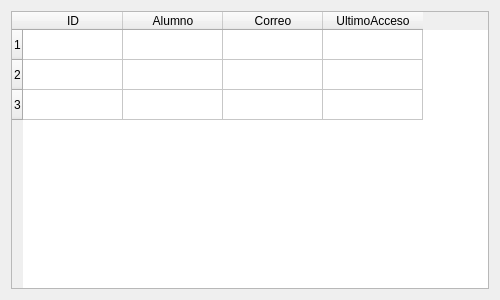
The window that Vista/tabla.ui (darlber/DI08) describes before a commit, drawn with Qt 5.
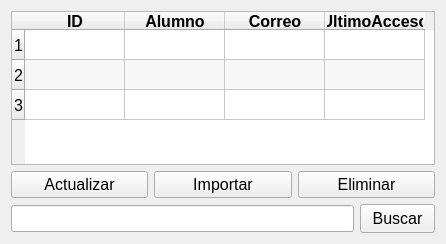
The same window after the commit.

Patch:
```diff
--- a/Vista/tabla.ui
+++ b/Vista/tabla.ui
@@ -9,16 +9,57 @@
    <rect>
     <x>0</x>
     <y>0</y>
-    <width>500</width>
-    <height>300</height>
+    <width>446</width>
+    <height>244</height>
    </rect>
   </property>
+  <property name="font">
+   <font>
+    <pointsize>12</pointsize>
+   </font>
+  </property>
   <property name="windowTitle">
    <string>Tabla de Alumnos</string>
   </property>
   <layout class="QVBoxLayout" name="verticalLayout">
    <item>
     <widget class="QTableWidget" name="tableWidget">
+     <property name="font">
+      <font>
+       <pointsize>12</pointsize>
+       <bold>false</bold>
+      </font>
+     </property>
+     <property name="frameShape">
+      <enum>QFrame::Shape::StyledPanel</enum>
+     </property>
+     <property name="frameShadow">
+      <enum>QFrame::Shadow::Sunken</enum>
+     </property>
+     <property name="midLineWidth">
+      <number>0</number>
+     </property>
+     <property name="sizeAdjustPolicy">
+      <enum>QAbstractScrollArea::SizeAdjustPolicy::AdjustToContents</enum>
+     </property>
+     <property name="alternatingRowColors">
+      <bool>true</bool>
+     </property>
+     <property name="selectionMode">
+      <enum>QAbstractItemView::SelectionMode::SingleSelection</enum>
+     </property>
+     <property name="selectionBehavior">
+      <enum>QAbstractItemView::SelectionBehavior::SelectRows</enum>
+     </property>
+     <property name="textElideMode">
+      <enum>Qt::TextElideMode::ElideMiddle</enum>
+     </property>
+     <property name="verticalScrollMode">
+      <enum>QAbstractItemView::ScrollMode::ScrollPerPixel</enum>
+     </property>
+     <property name="sortingEnabled">
+      <bool>true</bool>
+     </property>
      <property name="rowCount">
       <number>3</number>
      </property>
@@ -32,24 +73,95 @@
       <property name="text">
        <string>ID</string>
       </property>
+      <property name="font">
+       <font>
+        <bold>true</bold>
+       </font>
+      </property>
      </column>
      <column>
       <property name="text">
        <string>Alumno</string>
       </property>
+      <property name="font">
+       <font>
+        <bold>true</bold>
+       </font>
+      </property>
      </column>
      <column>
       <property name="text">
        <string>Correo</string>
       </property>
+      <property name="font">
+       <font>
+        <bold>true</bold>
+       </font>
+      </property>
      </column>
      <column>
       <property name="text">
        <string>UltimoAcceso</string>
       </property>
+      <property name="font">
+       <font>
+        <bold>true</bold>
+       </font>
+      </property>
      </column>
     </widget>
    </item>
+   <item>
+    <layout class="QHBoxLayout" name="horizontalLayout">
+     <item>
+      <widget class="QPushButton" name="pushButton_Actualizar">
+       <property name="text">
+        <string>Actualizar</string>
+       </property>
+      </widget>
+     </item>
+     <item>
+      <widget class="QPushButton" name="pushButton_Importar">
+       <property name="text">
+        <string>Importar</string>
+       </property>
+      </widget>
+     </item>
+     <item>
+      <widget class="QPushButton" name="pushButton_Eliminar">
+       <property name="text">
+        <string>Eliminar</string>
+       </property>
+      </widget>
+     </item>
+    </layout>
+   </item>
+   <item>
+    <layout class="QHBoxLayout" name="horizontalLayout_2">
+     <item>
+      <widget class="QLineEdit" name="lineEdit_Buscar"/>
+     </item>
+     <item>
+      <widget class="QPushButton" name="pushButton_Buscar">
+       <property name="minimumSize">
+        <size>
+         <width>75</width>
+         <height>29</height>
+        </size>
+       </property>
+       <property name="maximumSize">
+        <size>
+         <width>75</width>
+         <height>29</height>
+        </size>
+       </property>
+       <property name="text">
+        <string>Buscar</string>
+       </property>
+      </widget>
+     </item>
+    </layout>
+   </item>
   </layout>
  </widget>
  <resources/>
```
